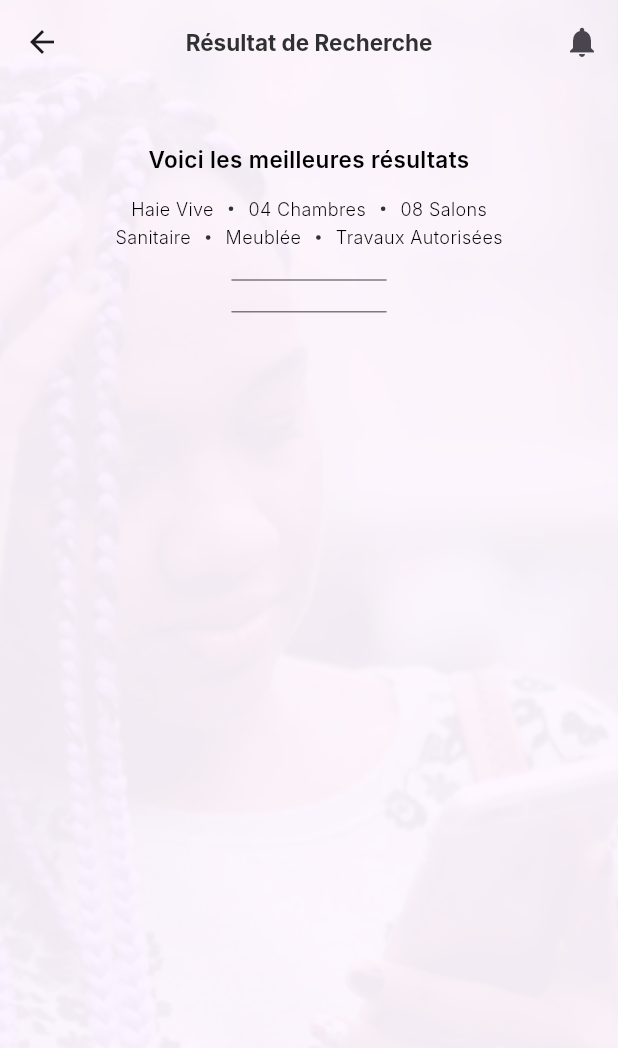
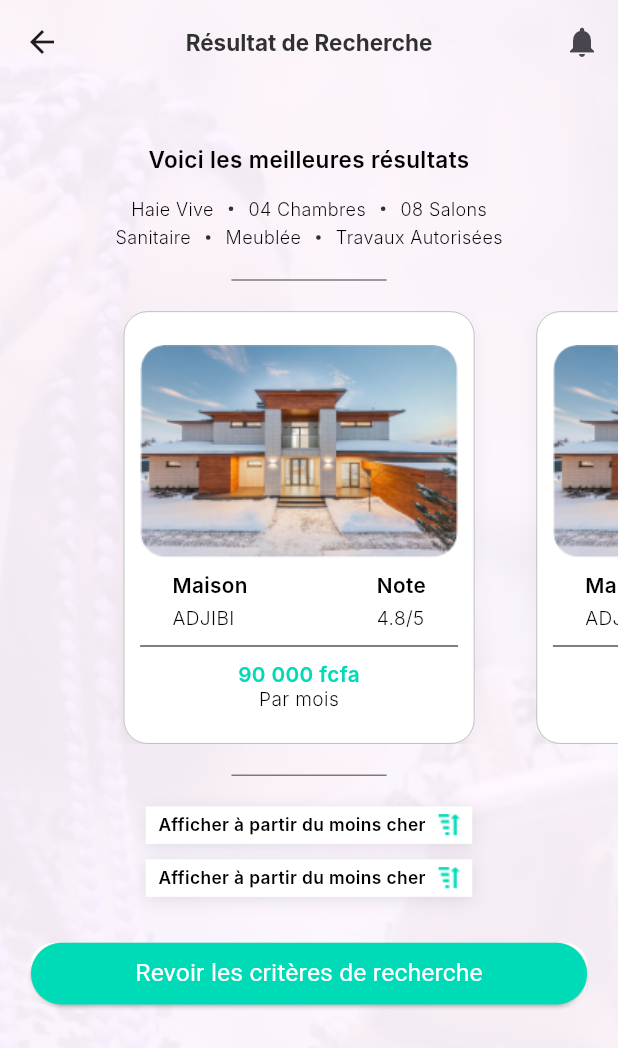
Before and after one commit to agossadourin/locapay, a Flutter app: the SearchResults screen opened directly, on a phone screen of 412 x 824 dp. Shown: the top 1048 px of the screen. Run offline on Flutter 3.47's test engine with Material 2 defaults, Android fonts, the phone set to English and light mode, and no system bars; our stand-ins replace dio, get, get_storage, shared_preferences, smooth_page_indicator; accounts and stored records are empty; Roboto replaces fonts that are missing (Imprima, Inter).

Commit message:
Add filter buttons and scrollable list to search results page

```diff
--- a/lib/app/modules/principal/search_location/search_results.dart
+++ b/lib/app/modules/principal/search_location/search_results.dart
@@ -1,5 +1,9 @@
 import 'package:flutter/material.dart';
 import 'package:get/get.dart';
+import 'package:locapay/app/modules/principal/widgets/filter_button.dart';
+import 'package:locapay/app/widgets/action_button.dart';
+
+import '../widgets/item_widget.dart';
 
 class SearchResults extends StatelessWidget {
   const SearchResults({super.key});
@@ -230,6 +234,22 @@ class SearchResults extends StatelessWidget {
                       SizedBox(
                         height: MediaQuery.of(context).size.height * 0.025,
                       ),
+                      //row scrollable list
+                      SizedBox(
+                        height: MediaQuery.of(context).size.height * 0.35,
+                        child: ListView.builder(
+                          padding: EdgeInsets.only(
+                              left: MediaQuery.of(context).size.width * 0.2),
+                          scrollDirection: Axis.horizontal,
+                          itemCount: 5,
+                          itemBuilder: (BuildContext context, int index) {
+                            return const ItemWidget();
+                          },
+                        ),
+                      ),
+                      SizedBox(
+                        height: MediaQuery.of(context).size.height * 0.025,
+                      ),
                       Container(
                         width: MediaQuery.of(context).size.width * 0.25,
                         decoration: ShapeDecoration(
@@ -242,8 +262,27 @@ class SearchResults extends StatelessWidget {
                           ),
                         ),
                       ),
+                      SizedBox(
+                        height: MediaQuery.of(context).size.height * 0.025,
+                      ),
+                      const FilterButton(
+                          text: 'Afficher à partir du moins cher',
+                          icon: 'assets/icons/sort_min.png'),
+                      SizedBox(
+                        height: MediaQuery.of(context).size.width * 0.025,
+                      ),
+                      const FilterButton(
+                          text: 'Afficher à partir du mieux noté',
+                          icon: 'assets/icons/sort_min.png'),
 
-                      // now result item
+                      SizedBox(
+                        height: MediaQuery.of(context).size.height * 0.025,
+                      ),
+                      ActionButton(
+                          action: "Revoir les critères de recherche",
+                          onPressed: () {
+                            Get.back();
+                          })
                     ],
                   )),
                 ),
--- /dev/null
+++ b/lib/app/modules/principal/widgets/filter_button.dart
@@ -0,0 +1,73 @@
+import 'package:flutter/material.dart';
+
+class FilterButton extends StatelessWidget {
+  final String? text;
+  final String? icon;
+  const FilterButton({super.key, required this.text, required this.icon});
+
+  @override
+  Widget build(BuildContext context) {
+    return Container(
+      width: 217.73,
+      height: 25,
+      padding: const EdgeInsets.all(5),
+      decoration: const BoxDecoration(
+        color: Colors.white,
+        boxShadow: [
+          BoxShadow(
+            color: Color(0x19000000),
+            blurRadius: 9,
+            offset: Offset(0, 2),
+            spreadRadius: 0,
+          )
+        ],
+      ),
+      child: Row(
+        mainAxisSize: MainAxisSize.min,
+        mainAxisAlignment: MainAxisAlignment.center,
+        crossAxisAlignment: CrossAxisAlignment.center,
+        children: [
+          const Text(
+            'Afficher à partir du moins cher',
+            textAlign: TextAlign.center,
+            style: TextStyle(
+              color: Colors.black,
+              fontSize: 11.59,
+              fontFamily: 'Inter',
+              fontWeight: FontWeight.w600,
+              height: 0,
+            ),
+          ),
+          const SizedBox(width: 7.73),
+          SizedBox(
+            width: 15,
+            height: 15,
+            child: Stack(
+              children: [
+                Positioned(
+                  left: 0,
+                  top: 15,
+                  child: Transform(
+                    transform: Matrix4.identity()
+                      ..translate(0.0, 0.0)
+                      ..rotateZ(-1.57),
+                    child: Container(
+                      width: 15,
+                      height: 15,
+                      decoration: BoxDecoration(
+                        image: DecorationImage(
+                          image: AssetImage(icon!),
+                          fit: BoxFit.fill,
+                        ),
+                      ),
+                    ),
+                  ),
+                ),
+              ],
+            ),
+          ),
+        ],
+      ),
+    );
+  }
+}
--- a/lib/app/modules/principal/widgets/item_widget.dart
+++ b/lib/app/modules/principal/widgets/item_widget.dart
@@ -7,7 +7,8 @@ class ItemWidget extends StatelessWidget {
   Widget build(BuildContext context) {
     return Container(
       width: 233.96,
-      height: 264.48,
+      //height: MediaQuery.of(context).size.height,
+      margin: EdgeInsets.only(right: MediaQuery.of(context).size.width * 0.1),
       padding: const EdgeInsets.all(10.63),
       clipBehavior: Clip.antiAlias,
       decoration: ShapeDecoration(
@@ -19,7 +20,7 @@ class ItemWidget extends StatelessWidget {
           ),
           borderRadius: BorderRadius.circular(15.95),
         ),
-        shadows: [
+        shadows: const [
           BoxShadow(
             color: Color(0x0C000000),
             blurRadius: 10.63,
@@ -37,8 +38,8 @@ class ItemWidget extends StatelessWidget {
             width: 212.69,
             height: 141.99,
             decoration: ShapeDecoration(
-              image: DecorationImage(
-                image: NetworkImage("https://via.placeholder.com/213x142"),
+              image: const DecorationImage(
+                image: AssetImage("assets/images/house.png"),
                 fit: BoxFit.fill,
               ),
               shape: RoundedRectangleBorder(
```
Also changed, not shown: assets/icons/sort_min.png (added), assets/images/house.png (added).
